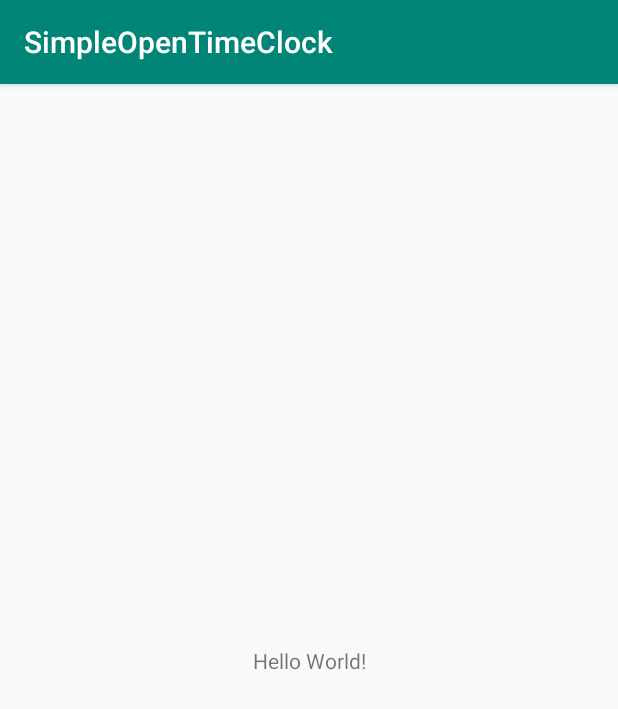
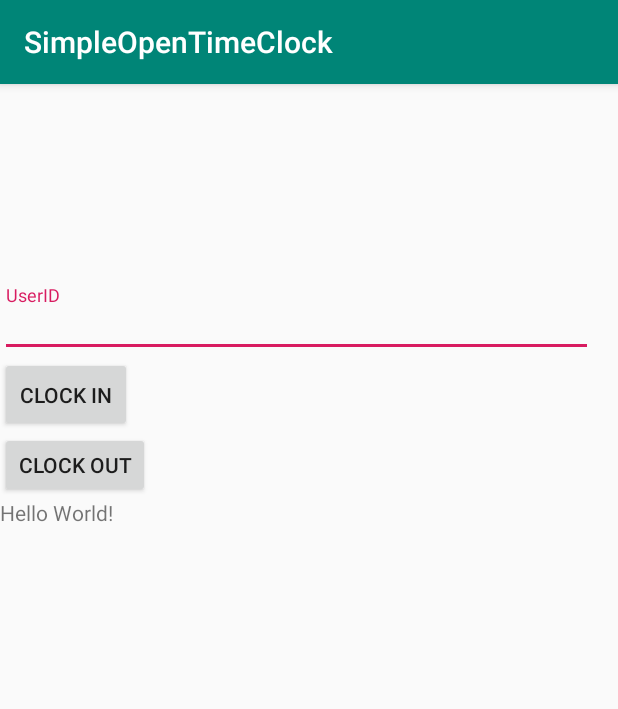
Before and after one commit to VootLejin/SimpleOpenTimeClock, an Android app: the screen it shows after launch (MainActivity), on a phone screen of 412 x 824 dp. Shown: the top 709 px of the screen. Run offline under Robolectric (Android 15) with nearby library versions, the phone set to English and light mode, and no system bars.

Commit message:
Semi-funcitonal UI

```diff
--- a/app/build.gradle
+++ b/app/build.gradle
@@ -25,4 +25,5 @@ dependencies {
     testImplementation 'junit:junit:4.12'
     androidTestImplementation 'com.android.support.test:runner:1.0.2'
     androidTestImplementation 'com.android.support.test.espresso:espresso-core:3.0.2'
+    implementation 'com.android.support:design:28.0.0'
 }
--- a/app/src/main/java/com/example/simpleopentimeclock/MainActivity.java
+++ b/app/src/main/java/com/example/simpleopentimeclock/MainActivity.java
@@ -1,7 +1,12 @@
 package com.example.simpleopentimeclock;
 
+import android.support.design.widget.TextInputEditText;
+import android.support.design.widget.TextInputLayout;
 import android.support.v7.app.AppCompatActivity;
 import android.os.Bundle;
+import android.view.View;
+import android.widget.Button;
+import android.widget.TextView;
 
 public class MainActivity extends AppCompatActivity {
 
@@ -9,5 +14,37 @@ public class MainActivity extends AppCompatActivity {
     protected void onCreate(Bundle savedInstanceState) {
         super.onCreate(savedInstanceState);
         setContentView(R.layout.activity_main);
+
+        final Button punchIn = findViewById(R.id.clockInBtn);
+        final Button punchOut = findViewById(R.id.clockOutBtn);
+
+        punchIn.setOnClickListener(PunchInListener);
+        punchOut.setOnClickListener(PunchOutListener);
     }
+
+    private final View.OnClickListener PunchInListener = new View.OnClickListener() {
+        @Override
+        public void onClick(View v) {
+            // call the punch in method w/ user ID
+            TextInputEditText userIdView = (TextInputEditText) findViewById(R.id.UserIDtxt);
+            String userID = userIdView.getText().toString();
+
+            TextView outputTxt = findViewById(R.id.outputlbl);
+            // TODO: Replace this with calling the data side of things.
+            outputTxt.setText(userID);
+        }
+    };
+
+    private final View.OnClickListener PunchOutListener = new View.OnClickListener() {
+        @Override
+        public void onClick(View v) {
+            // call the punch out method w/ user ID
+            TextInputEditText userIdView = (TextInputEditText) findViewById(R.id.UserIDtxt);
+            String userID = userIdView.getText().toString();
+
+            TextView outputTxt = findViewById(R.id.outputlbl);
+            // TODO: Replace this with calling the data side of things.
+            outputTxt.setText(userID);
+        }
+    };
 }
--- a/app/src/main/res/layout/activity_main.xml
+++ b/app/src/main/res/layout/activity_main.xml
@@ -6,13 +6,55 @@
     android:layout_height="match_parent"
     tools:context=".MainActivity">
 
+    <LinearLayout
+        android:layout_width="match_parent"
+        android:layout_height="match_parent"
+        android:orientation="vertical">
+
+        <android.support.design.widget.TextInputLayout
+            android:layout_width="395dp"
+            android:layout_height="48dp"
+            android:layout_marginTop="134dp"
+            app:layout_constraintTop_toTopOf="parent"
+            tools:layout_editor_absoluteX="8dp">
+
+            <android.support.design.widget.TextInputEditText
+                android:id="@+id/UserIDtxt"
+                android:layout_width="match_parent"
+                android:layout_height="wrap_content"
+                android:hint="UserID"
+                android:inputType="number" />
+
+        </android.support.design.widget.TextInputLayout>
+
+        <Button
+            android:id="@+id/clockInBtn"
+            android:layout_width="wrap_content"
+            android:layout_height="50dp"
+            android:text="Clock In"
+            tools:layout_editor_absoluteX="306dp"
+            tools:layout_editor_absoluteY="230dp" />
+
+        <Button
+            android:id="@+id/clockOutBtn"
+            android:layout_width="wrap_content"
+            android:layout_height="44dp"
+            android:text="Clock Out"
+            tools:layout_editor_absoluteX="306dp"
+            tools:layout_editor_absoluteY="312dp" />
+
         <TextView
+            android:id="@+id/outputlbl"
             android:layout_width="wrap_content"
             android:layout_height="wrap_content"
             android:text="Hello World!"
             app:layout_constraintBottom_toBottomOf="parent"
+            app:layout_constraintHorizontal_bias="0.362"
             app:layout_constraintLeft_toLeftOf="parent"
             app:layout_constraintRight_toRightOf="parent"
-        app:layout_constraintTop_toTopOf="parent" />
+            app:layout_constraintTop_toTopOf="parent"
+            app:layout_constraintVertical_bias="0.522" />
+
+    </LinearLayout>
 
 </android.support.constraint.ConstraintLayout>
```
Lines whose indentation alone changed are shown as unchanged.
